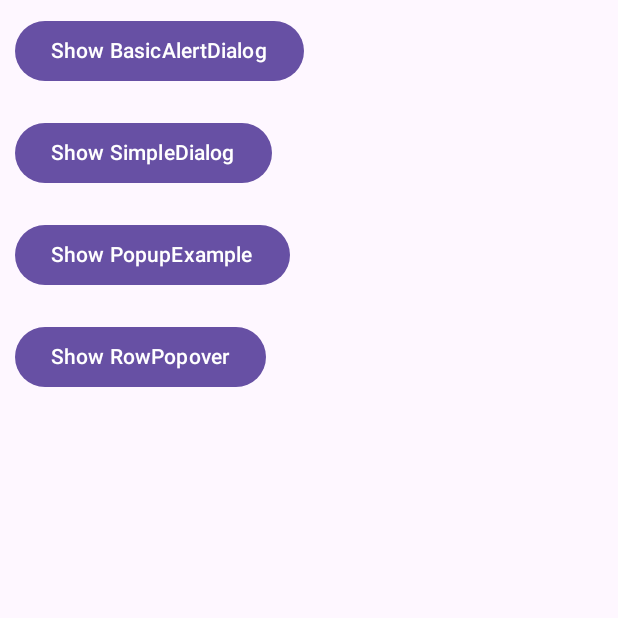
After one commit to qoreh940/compose, an Android app built with Jetpack Compose: the composable DialogsPage shown on its own in the app's theme, on a phone screen of 412 x 824 dp, the top half of it. The commit adds this screen. Run offline under Robolectric (Android 15) with nearby library versions, the phone set to English and light mode, and no system bars.

Commit message:
Uploaded DialogsPage containing example code for various dialogs and popups.
Implemented an iOS-style RowPopover composable using the Popup composable.

```diff
--- a/app/src/main/java/com/example/compose/ui/nav/NaviScreenRoute.kt
+++ b/app/src/main/java/com/example/compose/ui/nav/NaviScreenRoute.kt
@@ -6,7 +6,7 @@ import androidx.navigation.NavBackStackEntry
 import androidx.navigation.NavController
 import com.example.compose.R
 import com.example.compose.ui.pages.ButtonsPage
-import com.example.compose.ui.pages.Page1
+import com.example.compose.ui.pages.DialogsPage
 
 //Defined routes in Navigation using the NaviScreenRoute data class
 data class NaviScreenRoute(
@@ -22,8 +22,8 @@ fun getRoutes() : List<NaviScreenRoute> {
         NaviScreenRoute("buttons", stringResource(R.string.buttons)){ _, nc ->
             ButtonsPage(nc)
         },
-        NaviScreenRoute("page1", "Page1"){ _, nc ->
-            Page1(nc)
+        NaviScreenRoute("dialogs", stringResource(R.string.dialogs)){ _, nc ->
+            DialogsPage(nc)
         }
     )
 
--- /dev/null
+++ b/app/src/main/java/com/example/compose/ui/pages/DialogsPage.kt
@@ -0,0 +1,107 @@
+package com.example.compose.ui.pages
+
+import android.util.Log
+import androidx.activity.compose.BackHandler
+import androidx.compose.foundation.layout.Box
+import androidx.compose.foundation.layout.Column
+import androidx.compose.foundation.layout.Spacer
+import androidx.compose.foundation.layout.fillMaxSize
+import androidx.compose.foundation.layout.padding
+import androidx.compose.material.icons.Icons
+import androidx.compose.material.icons.filled.Info
+import androidx.compose.material3.Button
+import androidx.compose.material3.Text
+import androidx.compose.runtime.Composable
+import androidx.compose.runtime.getValue
+import androidx.compose.runtime.mutableStateOf
+import androidx.compose.runtime.remember
+import androidx.compose.runtime.setValue
+import androidx.compose.ui.Modifier
+import androidx.compose.ui.unit.dp
+import androidx.navigation.NavController
+import com.example.compose.ui.component.BasicAlertDialog
+import com.example.compose.ui.component.PopoverItem
+import com.example.compose.ui.component.PopupExample
+import com.example.compose.ui.component.RowPopover
+import com.example.compose.ui.component.SimpleDialog
+
+@Composable
+fun DialogsPage(navController: NavController) {
+
+    var showBasicAlertDialog by remember { mutableStateOf(false) }
+    var showSimpleDialog by remember { mutableStateOf(false) }
+    var showPopupExample by remember { mutableStateOf(false) }
+    var showRowPopover by remember { mutableStateOf(false) }
+
+    Column(
+        modifier = Modifier
+            .fillMaxSize()
+            .padding(10.dp)
+    ) {
+        Button(onClick = { showBasicAlertDialog = true }) {
+            Text("Show BasicAlertDialog")
+        }
+
+        Spacer(modifier = Modifier.padding(vertical = 10.dp))
+
+        Button(onClick = { showSimpleDialog = true }) {
+            (Text("Show SimpleDialog"))
+        }
+
+        Spacer(modifier = Modifier.padding(vertical = 10.dp))
+
+        Box {
+            Button(onClick = { showPopupExample = true }) {
+                (Text("Show PopupExample"))
+            }
+
+            if (showPopupExample) {
+                PopupExample(
+                    onDismissRequest = { showPopupExample = false },
+                    context = "This is PopupExample"
+                )
+            }
+        }
+
+        Spacer(modifier = Modifier.padding(vertical = 10.dp))
+
+        Box {
+            Button(onClick = { showRowPopover = true }) {
+                (Text("Show RowPopover"))
+            }
+
+            if (showRowPopover) {
+                RowPopover(
+                    items = listOf(
+                        PopoverItem("Copy", { showRowPopover = false }),
+                        PopoverItem("Paste", { showRowPopover = false })
+                    )
+                ) {
+                    showRowPopover = false
+                }
+            }
+        }
+
+    }
+
+    when {
+        showBasicAlertDialog -> {
+            BasicAlertDialog(
+                onConfirmation = { showBasicAlertDialog = false },
+                onDismissRequest = { showBasicAlertDialog = false },
+                showDismissButton = true,
+                title = "BasicAlertDialog",
+                contentText = "This is AlertDialog.",
+                icon = Icons.Default.Info
+            )
+        }
+
+        showSimpleDialog -> {
+            SimpleDialog(
+                onDismissRequest = { showSimpleDialog = false },
+                context = "This is SimpleDialog. This is SimpleDialog. This is SimpleDialog."
+            )
+        }
+    }
+
+}
--- a/app/src/main/res/values/strings.xml
+++ b/app/src/main/res/values/strings.xml
@@ -3,4 +3,8 @@
 
     <string name="home">Home</string>
     <string name="buttons">Buttons</string>
+    <string name="dialogs">Dialogs and Popovers</string>
+
+    <string name="confirm">Confirm</string>
+    <string name="dismiss">Dismiss</string>
 </resources>
```
Also changed, not shown: app/src/main/java/com/example/compose/ui/component/Dialog.kt (added, +103 -0 lines), app/src/main/java/com/example/compose/ui/component/Popover.kt (added, +211 -0 lines), app/src/main/java/com/example/compose/ui/pages/Page1.kt (deleted, +0 -21 lines), 1 other file.
